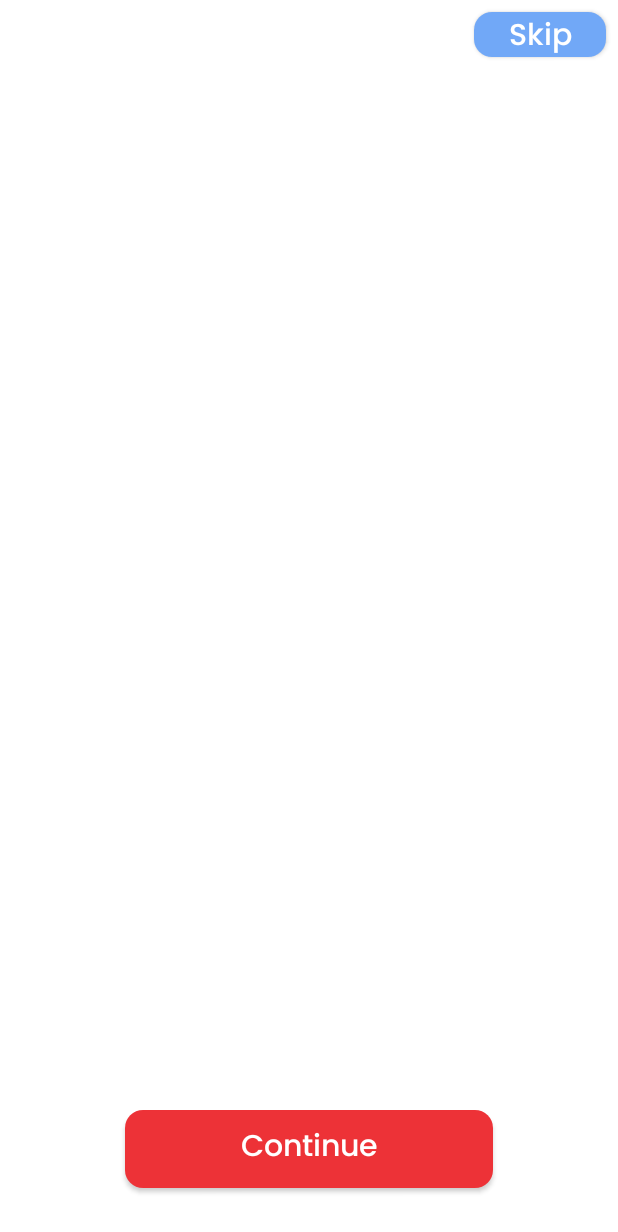
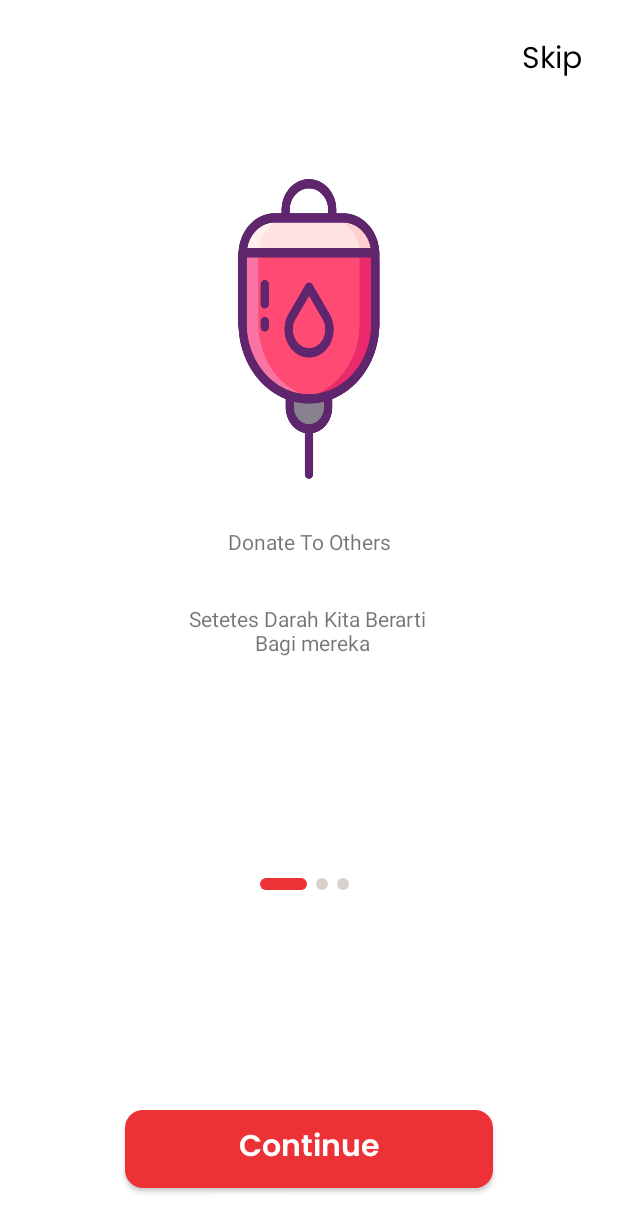
Before and after one commit to febriansya/SaveLifeApp, an Android app: the screen it shows after launch (MainFragmentActivity), on a phone screen of 412 x 824 dp. Shown: the top 1232 px of the screen. Run offline under Robolectric (Android 15) with nearby library versions, the phone set to English and light mode, and no system bars.

Commit message:
uodate on boarding

```diff
--- a/app/src/main/java/com/example/savelifeapp/MainFragmentActivity.kt
+++ b/app/src/main/java/com/example/savelifeapp/MainFragmentActivity.kt
@@ -3,20 +3,76 @@ package com.example.savelifeapp
 import android.content.Intent
 import androidx.appcompat.app.AppCompatActivity
 import android.os.Bundle
+import androidx.viewpager2.widget.ViewPager2
 import com.example.savelifeapp.databinding.ActivityMainFragmentBinding
+import com.example.savelifeapp.login.LoginActivity
+import com.example.savelifeapp.onBoarding.AdapterOnBoarding
+
+
+private const val NUM_PAGES = 3
 
 class MainFragmentActivity : AppCompatActivity() {
+    private lateinit var _binding: ActivityMainFragmentBinding
 
-    private lateinit var _binding: ActivityMainFragmentBinding
+    private var onBoardingPageChangeCallback = object : ViewPager2.OnPageChangeCallback() {
+        override fun onPageSelected(position: Int) {
+            updateCircleMarker(_binding, position)
+        }
+    }
 
     override fun onCreate(savedInstanceState: Bundle?) {
         super.onCreate(savedInstanceState)
         _binding = ActivityMainFragmentBinding.inflate(layoutInflater)
         setContentView(_binding.root)
+        val pagerAdapter = AdapterOnBoarding(this, NUM_PAGES)
+        _binding.viewPager2.adapter = pagerAdapter
+        _binding.viewPager2.registerOnPageChangeCallback(onBoardingPageChangeCallback)
+
 
         _binding.btnContinue.setOnClickListener {
-            val intent = Intent(this, MainActivity::class.java)
+            val intent = Intent(this, LoginActivity::class.java)
             startActivity(intent)
         }
     }
+
+    override fun onDestroy() {
+        _binding.viewPager2.unregisterOnPageChangeCallback(onBoardingPageChangeCallback)
+        super.onDestroy()
+    }
+
+    override fun onBackPressed() {
+        if (_binding.viewPager2.currentItem == 0) {
+            super.onBackPressed()
+        } else {
+            _binding.viewPager2.currentItem = _binding.viewPager2.currentItem - 1
+        }
+        super.onBackPressed()
+    }
+
+    private fun updateCircleMarker(binding:ActivityMainFragmentBinding,position:Int){
+        when(position){
+            0 ->{
+                binding.ivFirstCircle.setImageDrawable(getDrawable(R.drawable.view_slider_red))
+                binding.ivSecondCircle.setImageDrawable(getDrawable(R.drawable.view_slider_grey))
+                binding.ivThirdCircle.setImageDrawable(getDrawable(R.drawable.view_slider_grey))
+
+            }
+            1 -> {
+                binding.ivSecondCircle.setImageDrawable(getDrawable(R.drawable.view_slider_red))
+                binding.ivFirstCircle.setImageDrawable(getDrawable(R.drawable.view_slider_grey))
+                binding.ivThirdCircle.setImageDrawable(getDrawable(R.drawable.view_slider_grey))
+            }
+            2 -> {
+                binding.ivThirdCircle.setImageDrawable(getDrawable(R.drawable.view_slider_red))
+                binding.ivSecondCircle.setImageDrawable(getDrawable(R.drawable.view_slider_grey))
+                binding.ivFirstCircle.setImageDrawable(getDrawable(R.drawable.view_slider_grey))
+            }
+            3 ->{
+                binding.ivThirdCircle.setImageDrawable(getDrawable(R.drawable.view_slider_red))
+                binding.ivSecondCircle.setImageDrawable(getDrawable(R.drawable.view_slider_grey))
+                binding.ivThirdCircle.setImageDrawable(getDrawable(R.drawable.view_slider_grey))
+            }
+        }
+    }
+
 }
--- /dev/null
+++ b/app/src/main/java/com/example/savelifeapp/onBoarding/AdapterOnBoarding.kt
@@ -0,0 +1,16 @@
+package com.example.savelifeapp.onBoarding
+
+import android.os.Bundle
+import androidx.fragment.app.Fragment
+import androidx.appcompat.app.AppCompatActivity
+import androidx.viewpager2.adapter.FragmentStateAdapter
+
+class AdapterOnBoarding(activity: AppCompatActivity, private val itemCount: Int) :
+    FragmentStateAdapter(activity) {
+    override fun getItemCount(): Int {
+        return itemCount
+    }
+    override fun createFragment(position: Int): Fragment {
+        return OnBoardingFragment.getInstance(position)
+    }
+}
--- /dev/null
+++ b/app/src/main/java/com/example/savelifeapp/onBoarding/OnBoardingFragment.kt
@@ -0,0 +1,58 @@
+package com.example.savelifeapp.onBoarding
+
+import android.os.Bundle
+import android.util.Log
+import androidx.fragment.app.Fragment
+import android.view.LayoutInflater
+import android.view.View
+import android.view.ViewGroup
+import android.widget.ImageView
+import androidx.core.os.bundleOf
+import com.example.savelifeapp.R
+import com.example.savelifeapp.databinding.FragmentOnBoardingBinding
+
+class OnBoardingFragment : Fragment() {
+
+    companion object {
+        private const val ARG_POSITION = "ARG_POSITION"
+
+        fun getInstance(position: Int) = OnBoardingFragment().apply {
+            arguments = bundleOf(ARG_POSITION to position)
+        }
+    }
+
+    private var _binding: FragmentOnBoardingBinding? = null
+    private val binding get() = _binding!!
+    override fun onCreate(savedInstanceState: Bundle?) {
+        super.onCreate(savedInstanceState)
+
+    }
+
+    override fun onCreateView(
+        inflater: LayoutInflater, container: ViewGroup?,
+        savedInstanceState: Bundle?
+    ): View? {
+        _binding = FragmentOnBoardingBinding.inflate(inflater, container, false)
+        return binding.root
+    }
+
+    override fun onViewCreated(view: View, savedInstanceState: Bundle?) {
+        val position = requireArguments().getInt(ARG_POSITION)
+        val onBoardingTitles = requireContext().resources.getStringArray(R.array.onboarding_titles)
+        val onBoardingText = requireContext().resources.getStringArray(R.array.onboarding_texxt)
+        val imageOnBoarding = requireContext().resources.obtainTypedArray(R.array.imageOnBoarding)
+        with(binding) {
+            tvTitle.text = onBoardingTitles[position]
+            tvText.text = onBoardingText[position]
+            val image = imageOnBoarding.getResourceId(position, -1)
+            imageView.setImageResource(image)
+            Log.e("image", "error")
+
+        }
+    }
+
+    override fun onDestroy() {
+        super.onDestroy()
+        _binding = null
+    }
+}
--- /dev/null
+++ b/app/src/main/res/drawable/round_top.xml
@@ -0,0 +1,17 @@
+<?xml version="1.0" encoding="utf-8"?>
+<shape xmlns:android="http://schemas.android.com/apk/res/android">
+    <solid android:color="#FFFFFF" />
+    <stroke
+        android:width="1dp"
+        android:color="#FFFFFF" />
+    <padding
+        android:bottom="10dp"
+        android:left="10dp"
+        android:right="10dp"
+        android:top="10dp" />
+    <corners
+        android:bottomLeftRadius="20dp"
+        android:bottomRightRadius="20dp"
+        android:topLeftRadius="20dp"
+        android:topRightRadius="20dp" />
+</shape>
--- /dev/null
+++ b/app/src/main/res/drawable/view_slider_grey.xml
@@ -0,0 +1,8 @@
+<?xml version="1.0" encoding="utf-8"?>
+<shape xmlns:android="http://schemas.android.com/apk/res/android"
+    android:shape="oval">
+    <size
+        android:width="8dp"
+        android:height="8dp" />
+    <solid android:color="@color/soft_gray" />
+</shape>
--- /dev/null
+++ b/app/src/main/res/drawable/view_slider_red.xml
@@ -0,0 +1,10 @@
+<?xml version="1.0" encoding="utf-8"?>
+<selector xmlns:android="http://schemas.android.com/apk/res/android">
+    <item>
+        <shape android:shape="rectangle">
+            <size android:width="31dp" android:height="8dp" />
+            <solid android:color="@color/red_medium" />
+            <corners android:radius="38dp" />
+        </shape>
+    </item>
+</selector>
--- /dev/null
+++ b/app/src/main/res/font/poppins_semibold.xml
@@ -0,0 +1,7 @@
+<?xml version="1.0" encoding="utf-8"?>
+<font-family xmlns:app="http://schemas.android.com/apk/res-auto"
+        app:fontProviderAuthority="com.google.android.gms.fonts"
+        app:fontProviderPackage="com.google.android.gms"
+        app:fontProviderQuery="name=Poppins&amp;weight=600"
+        app:fontProviderCerts="@array/com_google_android_gms_fonts_certs">
+</font-family>
--- a/app/src/main/res/layout/activity_main_fragment.xml
+++ b/app/src/main/res/layout/activity_main_fragment.xml
@@ -5,6 +5,37 @@
     android:layout_width="match_parent"
     android:layout_height="match_parent"
     tools:context=".MainFragmentActivity">
+
+    <LinearLayout
+        android:layout_width="wrap_content"
+        android:layout_height="wrap_content"
+        android:orientation="horizontal"
+        app:layout_constraintBottom_toTopOf="@+id/btn_continue"
+        app:layout_constraintEnd_toEndOf="parent"
+        app:layout_constraintStart_toStartOf="parent"
+        app:layout_constraintTop_toBottomOf="@+id/viewPager2">
+
+        <ImageView
+            android:id="@+id/iv_first_circle"
+            android:layout_width="wrap_content"
+            android:layout_height="wrap_content"
+            android:layout_marginEnd="6dp"
+            android:src="@drawable/view_slider_grey" />
+
+        <ImageView
+            android:id="@+id/iv_second_circle"
+            android:layout_width="wrap_content"
+            android:layout_height="wrap_content"
+            android:layout_marginEnd="6dp"
+            android:src="@drawable/view_slider_grey" />
+
+        <ImageView
+            android:id="@+id/iv_third_circle"
+            android:layout_width="wrap_content"
+            android:layout_height="wrap_content"
+            android:layout_marginEnd="6dp"
+            android:src="@drawable/view_slider_grey" />
+    </LinearLayout>
 
     <androidx.viewpager2.widget.ViewPager2
         android:id="@+id/viewPager2"
@@ -14,7 +45,7 @@
         app:layout_constraintEnd_toEndOf="parent"
         app:layout_constraintHorizontal_bias="0.495"
         app:layout_constraintStart_toStartOf="parent"
-        app:layout_constraintTop_toBottomOf="@id/btnSkip" />
+        app:layout_constraintTop_toBottomOf="@id/tv_button_skip" />
 
     <androidx.appcompat.widget.AppCompatButton
         android:id="@+id/btn_continue"
@@ -24,7 +55,7 @@
         android:background="@drawable/btn_red"
         android:clickable="true"
         android:focusable="true"
-        android:fontFamily="@font/poppins_medium"
+        android:fontFamily="@font/poppins_semibold"
         android:text="@string/lanjut"
         android:textAllCaps="false"
         android:textColor="@color/white"
@@ -32,18 +63,21 @@
         app:layout_constraintBottom_toBottomOf="parent"
         app:layout_constraintEnd_toEndOf="parent"
         app:layout_constraintStart_toStartOf="parent" />
-    <androidx.appcompat.widget.AppCompatButton
-        android:id="@+id/btnSkip"
+
+    <TextView
+        android:id="@+id/tv_button_skip"
         android:layout_width="wrap_content"
-        android:layout_height="30dp"
-        android:layout_marginTop="8dp"
-        android:fontFamily="@font/poppins_medium"
-        android:layout_marginEnd="8dp"
-        android:background="@drawable/btn_skip"
-        android:text="Skip"
-        android:textAllCaps="false"
-        android:textColor="@color/white"
+        android:layout_height="wrap_content"
+        android:layout_marginTop="24dp"
+        android:layout_marginEnd="24dp"
+        android:clickable="true"
+        android:focusable="true"
+        android:fontFamily="@font/poppins"
+        android:text="@string/skip"
+        android:textColor="@color/black"
         android:textSize="20sp"
         app:layout_constraintEnd_toEndOf="parent"
         app:layout_constraintTop_toTopOf="parent" />
+
+
 </androidx.constraintlayout.widget.ConstraintLayout>
--- /dev/null
+++ b/app/src/main/res/layout/fragment_on_boarding.xml
@@ -0,0 +1,46 @@
+<?xml version="1.0" encoding="utf-8"?>
+<androidx.constraintlayout.widget.ConstraintLayout xmlns:android="http://schemas.android.com/apk/res/android"
+    xmlns:app="http://schemas.android.com/apk/res-auto"
+    xmlns:tools="http://schemas.android.com/tools"
+    android:layout_width="match_parent"
+    android:layout_height="match_parent"
+    tools:context=".onBoarding.OnBoardingFragment">
+
+    <ImageView
+        android:id="@+id/imageView"
+        android:layout_width="200dp"
+        android:layout_height="200dp"
+        android:layout_marginTop="32dp"
+        app:layout_constraintEnd_toEndOf="parent"
+        app:layout_constraintStart_toStartOf="parent"
+        app:layout_constraintTop_toTopOf="parent"
+        tools:src="@tools:sample/avatars" />
+
+    <TextView
+        android:id="@+id/tv_title"
+        android:layout_width="0dp"
+        android:layout_height="wrap_content"
+        android:layout_marginStart="8dp"
+        android:layout_marginTop="32dp"
+        android:layout_marginEnd="8dp"
+        android:text="TextView"
+        android:textAlignment="center"
+        app:layout_constraintEnd_toEndOf="parent"
+        app:layout_constraintStart_toStartOf="parent"
+        app:layout_constraintTop_toBottomOf="@+id/imageView" />
+
+    <TextView
+        android:id="@+id/tv_text"
+        android:layout_width="0dp"
+        android:layout_height="wrap_content"
+        android:layout_marginStart="8dp"
+        android:layout_marginTop="32dp"
+        android:layout_marginEnd="8dp"
+        android:text="TextView"
+        android:textAlignment="center"
+        app:layout_constraintEnd_toEndOf="parent"
+        app:layout_constraintStart_toStartOf="parent"
+        app:layout_constraintTop_toBottomOf="@+id/tv_title" />
+
+
+</androidx.constraintlayout.widget.ConstraintLayout>
--- a/app/src/main/res/values/colors.xml
+++ b/app/src/main/res/values/colors.xml
@@ -9,4 +9,10 @@
     <color name="white">#FFFFFFFF</color>
     <color name="red_medium">#ED3237</color>
     <color name="blue">#71A8F7</color>
+
+
+    <color name="soft_gray">#D7D2CE</color>
+    <color name="soft_brown">#D3C0B2</color>
+    <color name="brown">#A99282</color>
+    <color name="dark_gray">#857B74</color>
 </resources>
--- a/app/src/main/res/values/preloaded_fonts.xml
+++ b/app/src/main/res/values/preloaded_fonts.xml
@@ -3,5 +3,6 @@
     <array name="preloaded_fonts" translatable="false">
         <item>@font/poppins_extralight</item>
         <item>@font/poppins_medium</item>
+        <item>@font/poppins_semibold</item>
     </array>
 </resources>
--- a/app/src/main/res/values/strings.xml
+++ b/app/src/main/res/values/strings.xml
@@ -15,5 +15,24 @@
 
     <string name="hello_first_fragment">Hello first fragment</string>
     <string name="hello_second_fragment">Hello second fragment. Arg: %1$s</string>
-   <string name="lanjut">Continue</string>
+    <string name="lanjut">Continue</string>
+
+
+    <string-array name="onboarding_titles">
+        <item>Donate To Others</item>
+        <item>Find Blood Donors</item>
+        <item>Find Blood Donors</item>
+    </string-array>
+
+    <string-array name="onboarding_texxt">
+        <item>Setetes Darah Kita Berarti \n Bagi mereka</item>
+        <item>Temukan Lokasi Kegiatan Donor \n dan Calon Pendonor</item>
+        <item>Temukan Lokasi Kegiatan Donor \n dan Calon Pendonor</item>
+    </string-array>
+
+    <array name="imageOnBoarding">
+        <item>@drawable/ob1</item>
+        <item>@drawable/ob2</item>
+        <item>@drawable/ob1</item>
+    </array>
 </resources>
```
Also changed, not shown: app/build.gradle (+7 -0 lines), app/src/main/res/drawable/ob1.png (added), app/src/main/res/drawable/ob2.png (added), app/src/main/res/font/poppins.ttf (added).
